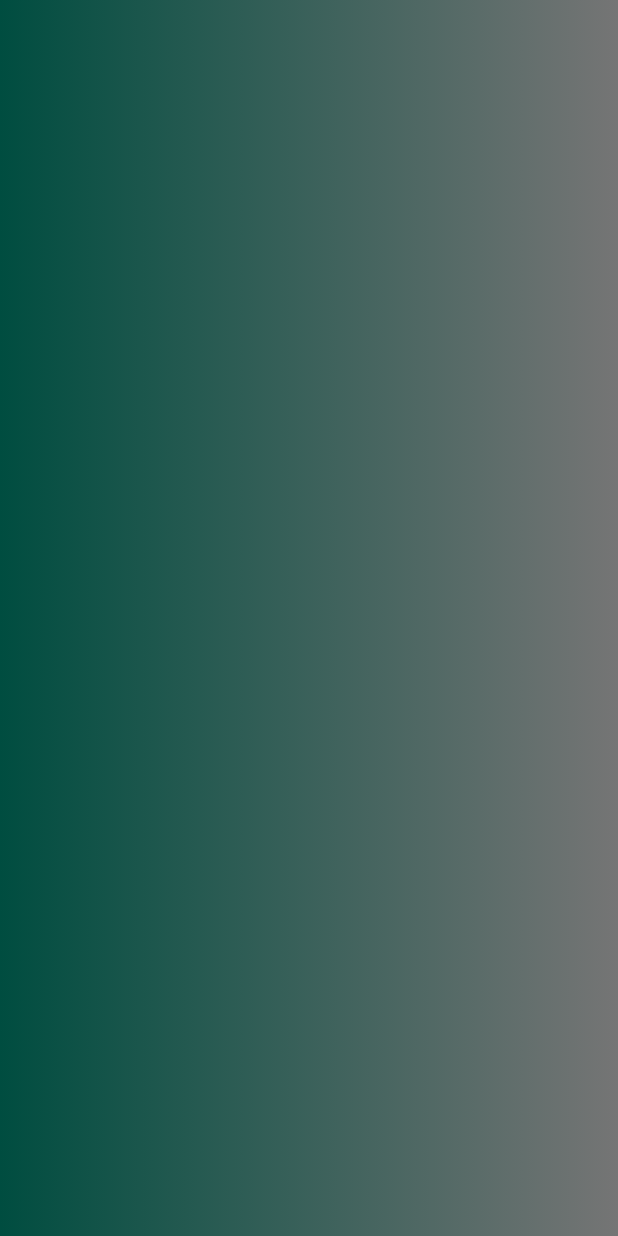
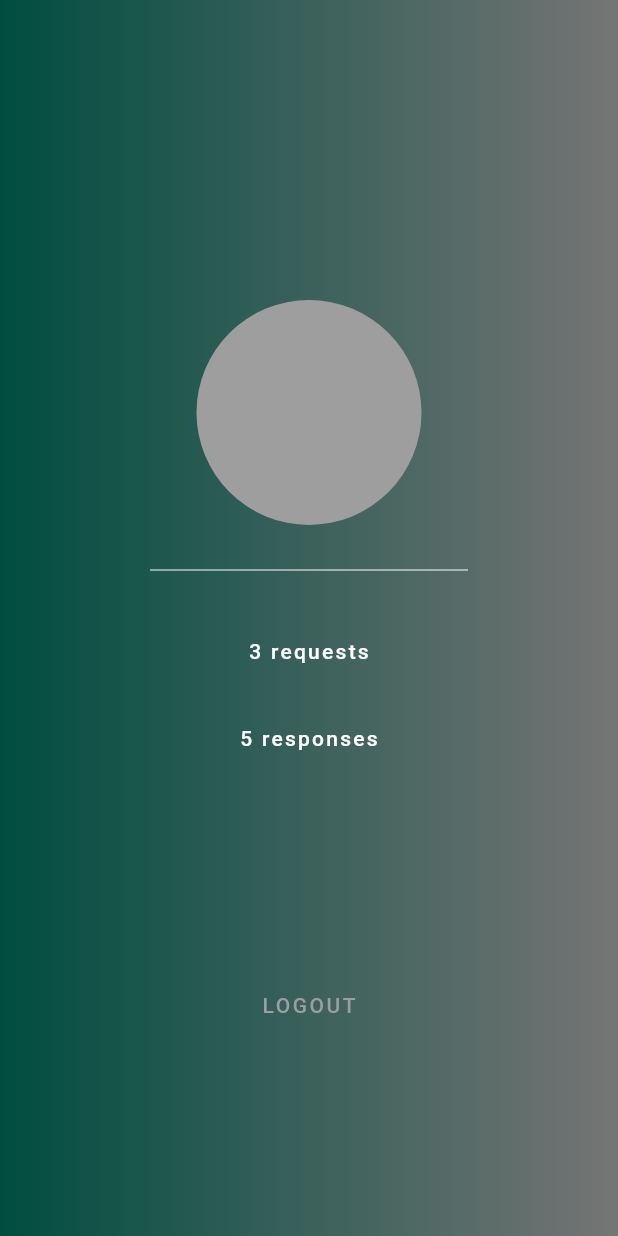
Before and after one commit to nataniayp/plEASE, a Flutter app: the screen it shows after launch, on a phone screen of 412 x 824 dp. Run offline on Flutter 3.47's test engine with Material 2 defaults, Android fonts, the phone set to English and light mode, and no system bars.

Commit message:
added skeleton of profile design

```diff
--- a/lib/screens/profile.dart
+++ b/lib/screens/profile.dart
@@ -19,67 +19,67 @@ class _ProfileState extends State<Profile> {
                 colors: [Colors.teal[900], Colors.grey[600]]
             ),
           ),
-          // child: Padding(
-          //   padding: const EdgeInsets.only(
-          //       top: 200.0,
-          //       bottom: 150.0),
-          //   child: Column(
-          //       children: <Widget>[
-          //         // SizedBox(
-          //         //   height: 200.0,
-          //         // ),
-          //         CircleAvatar(
-          //           radius: 75.0,
-          //           backgroundColor: Colors.grey,
-          //         ),
-          //         Padding(
-          //           padding: const EdgeInsets.symmetric(
-          //               horizontal: 100.0,
-          //               vertical: 20.0),
-          //           child: Divider(
-          //             height: 20.0,
-          //             color: Colors.white,
-          //           ),
-          //         ),
-          //         TextButton(
-          //           onPressed: () {},
-          //           child: Text(
-          //               '3 requests',
-          //               style: TextStyle(
-          //                 color: Colors.white,
-          //                 letterSpacing: 1.5,
-          //               )
-          //           ),
-          //         ),
-          //         SizedBox(
-          //           height: 10.0,
-          //         ),
-          //         TextButton(
-          //           onPressed: () {},
-          //           child: Text(
-          //               '5 responses',
-          //               style: TextStyle(
-          //                 color: Colors.white,
-          //                 letterSpacing: 1.5,
-          //               )
-          //           ),
-          //         ),
-          //         SizedBox(
-          //           height: 130.0,
-          //         ),
-          //         TextButton(
-          //           onPressed: () {},
-          //           child: Text(
-          //               'LOGOUT',
-          //               style: TextStyle(
-          //                 color: Colors.grey[500],
-          //                 letterSpacing: 1.7,
-          //               )
-          //           ),
-          //         ),
-          //       ]
-          //   ),
-          // ),
+          child: Padding(
+            padding: const EdgeInsets.only(
+                top: 200.0,
+                bottom: 150.0),
+            child: Column(
+                children: <Widget>[
+                  // SizedBox(
+                  //   height: 200.0,
+                  // ),
+                  CircleAvatar(
+                    radius: 75.0,
+                    backgroundColor: Colors.grey,
+                  ),
+                  Padding(
+                    padding: const EdgeInsets.symmetric(
+                        horizontal: 100.0,
+                        vertical: 20.0),
+                    child: Divider(
+                      height: 20.0,
+                      color: Colors.white,
+                    ),
+                  ),
+                  TextButton(
+                    onPressed: () {},
+                    child: Text(
+                        '3 requests',
+                        style: TextStyle(
+                          color: Colors.white,
+                          letterSpacing: 1.5,
+                        )
+                    ),
+                  ),
+                  SizedBox(
+                    height: 10.0,
+                  ),
+                  TextButton(
+                    onPressed: () {},
+                    child: Text(
+                        '5 responses',
+                        style: TextStyle(
+                          color: Colors.white,
+                          letterSpacing: 1.5,
+                        )
+                    ),
+                  ),
+                  SizedBox(
+                    height: 130.0,
+                  ),
+                  TextButton(
+                    onPressed: () {},
+                    child: Text(
+                        'LOGOUT',
+                        style: TextStyle(
+                          color: Colors.grey[500],
+                          letterSpacing: 1.7,
+                        )
+                    ),
+                  ),
+                ]
+            ),
+          ),
         ),
       ),
     );
```
